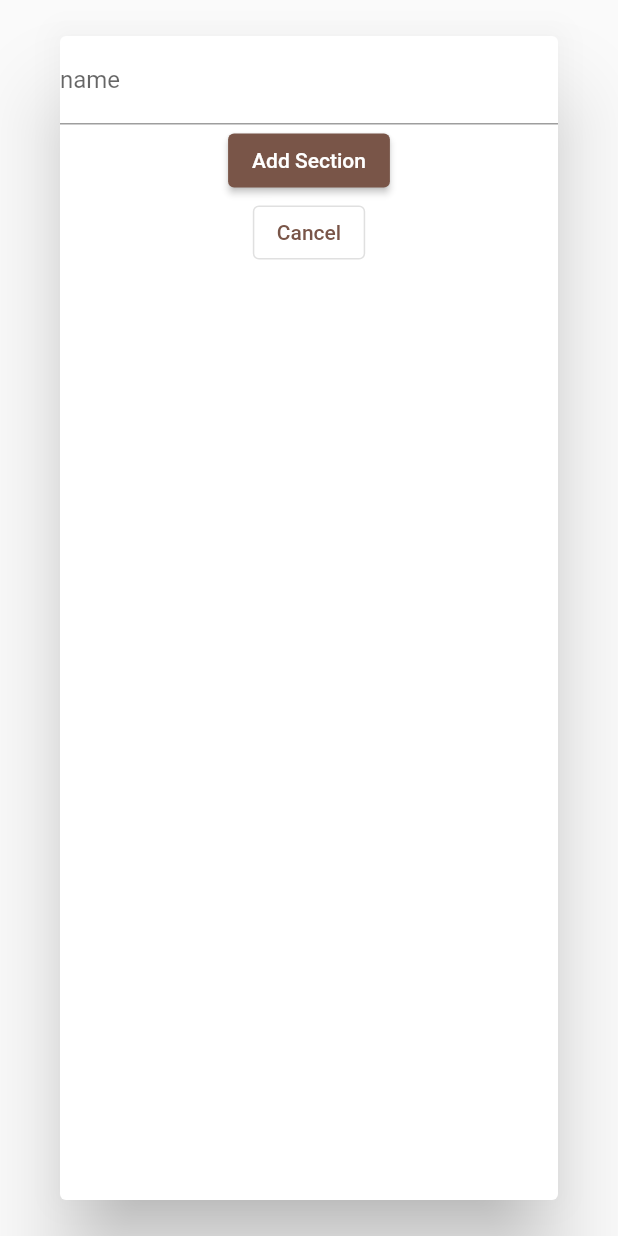
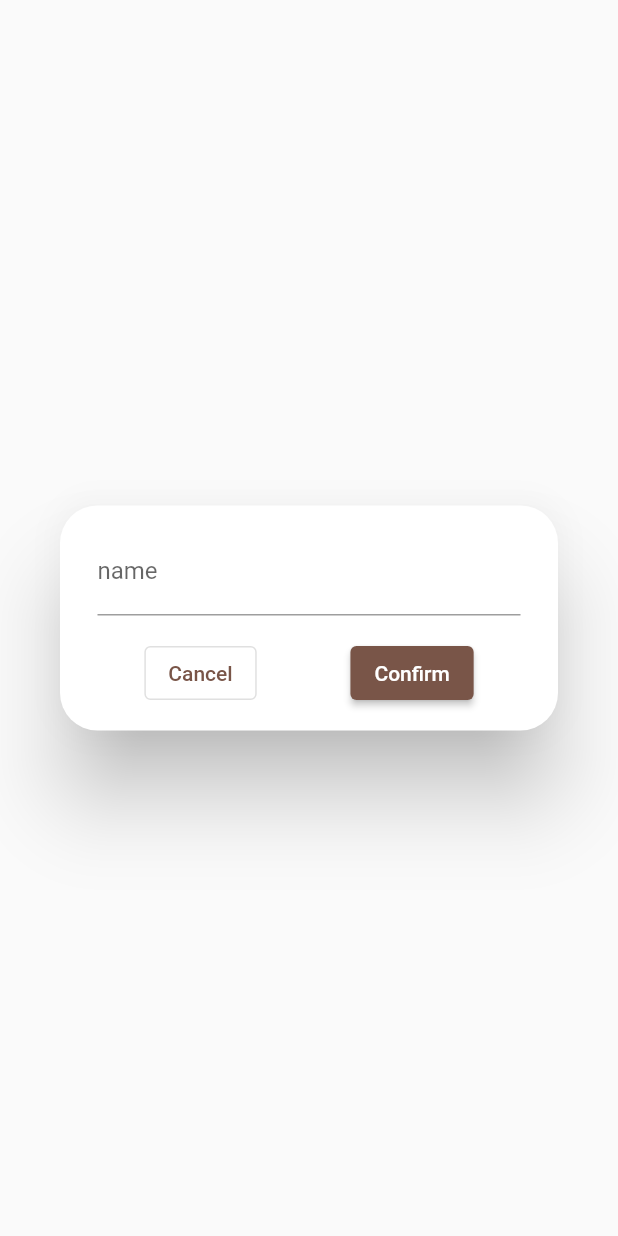
Before and after one commit to chomosuke/catballchard, a Flutter app: the AddSection widget shown alone on an empty page, opened directly, on a phone screen of 412 x 824 dp. Run offline on Flutter 3.47's test engine with Material 2 defaults, Android fonts, the phone set to English and light mode, and no system bars; our stand-ins replace file_picker, flutter_redux, flutter_secure_storage, redux; missing offline and left inert: http_status_code, isolated_worker; accounts and stored records are empty; network calls fail.

Commit message:
layouted addsection

```diff
--- a/frontend/lib/app/forms/add_section.dart
+++ b/frontend/lib/app/forms/add_section.dart
@@ -8,15 +8,33 @@ class AddSection extends StatelessWidget {
 
   @override
   Widget build(BuildContext context) {
+    const double padding = 25;
     final controller = TextEditingController();
     return Dialog(
+      shape: RoundedRectangleBorder(
+        borderRadius: BorderRadius.circular(padding),
+      ),
+      child: Container(
+        height: 150,
+        width: 300,
+        margin: const EdgeInsets.only(left: padding, right: padding),
         child: Column(
+          mainAxisAlignment: MainAxisAlignment.spaceEvenly,
           children: [
             TextField(
               decoration: const InputDecoration(
                 labelText: 'name',
               ),
               controller: controller,
+            ),
+            Row(
+              mainAxisAlignment: MainAxisAlignment.spaceAround,
+              children: [
+                OutlinedButton(
+                  onPressed: () {
+                    Navigator.of(context).pop();
+                  },
+                  child: const Text('Cancel'),
                 ),
                 ElevatedButton(
                   onPressed: () {
@@ -25,15 +43,12 @@ class AddSection extends StatelessWidget {
                     );
                     Navigator.of(context).pop();
                   },
-            child: const Text('Add Section'),
-          ),
-          OutlinedButton(
-            onPressed: () {
-              Navigator.of(context).pop();
-            },
-            child: const Text('Cancel'),
+                  child: const Text('Confirm'),
                 ),
               ],
+            ),
+          ],
+        ),
       ),
     );
   }
--- a/frontend/lib/main.dart
+++ b/frontend/lib/main.dart
@@ -11,10 +11,10 @@ import 'package:frontend/states/state.dart' as state;
 final _navigatorKey = GlobalKey<NavigatorState>();
 BuildContext? getContext() => _navigatorKey.currentContext;
 
-final storage = const FlutterSecureStorage();
+const storage = FlutterSecureStorage();
 
 void main() {
-  debugPaintSizeEnabled = true;
+  // debugPaintSizeEnabled = true;
   final store = Store<Future<state.State>>(
     (state, action) => reducer(state, action),
     initialState: Future.value(state.State.get()),
```
Lines whose indentation alone changed are shown as unchanged.
